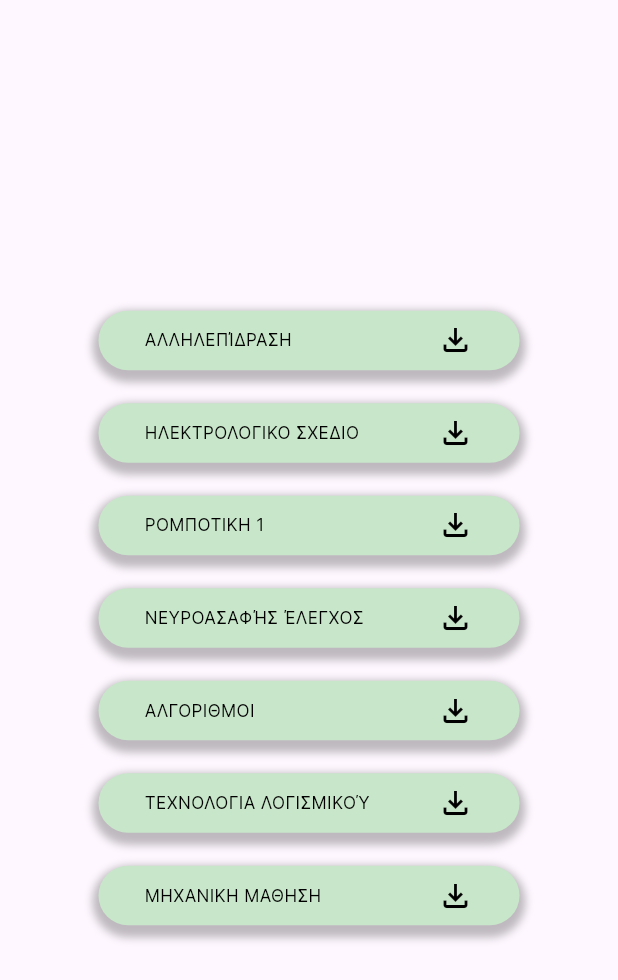
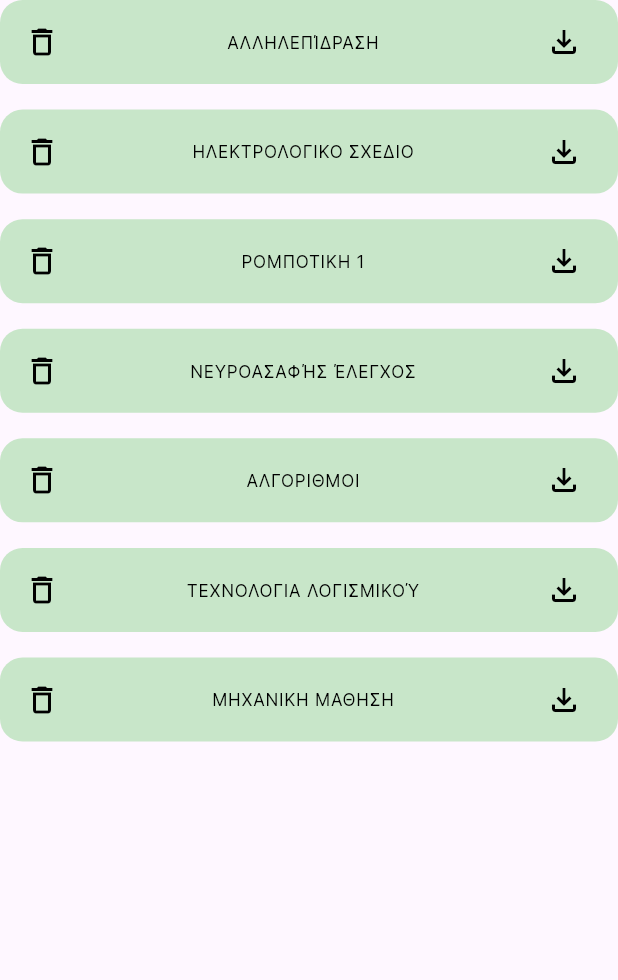
Before and after one commit to ElGreKost/Notable, a Flutter app: the FoldersListView widget shown alone on an empty page, opened directly, on a phone screen of 412 x 824 dp. Shown: the top 980 px of the screen. Run offline on Flutter 3.47's test engine with Material 3 defaults, Android fonts, the phone set to English and light mode, and no system bars; our stand-ins replace cached_network_image, camera, cloud_firestore, firebase_auth, firebase_core, flutter_breadcrumb and 3 more; missing offline and left inert: country_pickers, google_mlkit_text_recognition; accounts and stored records are empty.

Commit message:
changed the homescreen to fit the new look and made the widgets more modern and modularized the code

```diff
--- a/notable/lib/screens/homepage/widgets/folder_list.dart
+++ b/notable/lib/screens/homepage/widgets/folder_list.dart
@@ -4,56 +4,29 @@ import '../../../core/app_export.dart';
 class FoldersListView extends StatelessWidget {
   final List<String> folderNames;
 
-  const FoldersListView({
-    Key? key,
-    required this.folderNames,
-  }) : super(key: key);
+  const FoldersListView({Key? key, required this.folderNames}) : super(key: key);
 
   @override
   Widget build(BuildContext context) {
     return Expanded(
-      child: Center(
-        child: Padding(
-          padding: EdgeInsets.symmetric(horizontal: 32.h),
       child: ListView.separated(
         physics: const BouncingScrollPhysics(),
         shrinkWrap: true,
-            separatorBuilder: (context, index) => SizedBox(height: 31.v),
+        separatorBuilder: (context, index) => SizedBox(height: 24.v),
         itemCount: folderNames.length,
         itemBuilder: (context, index) {
-              return _FoldersItemWidget(folderNames[index]);
+          return foldersItemWidget(folderNames[index]);
         },
-          ),
-        ),
       ),
     );
   }
 
-  Widget _FoldersItemWidget(folderName) {
-    return Container(
-      padding: EdgeInsets.symmetric(
-        horizontal: 15.h,
-        vertical: 11.v,
-      ),
-      decoration: AppDecoration.outlineBlack.copyWith(
-        borderRadius: BorderRadiusStyle.roundedBorder14,
-      ),
-      child: Row(
-        mainAxisAlignment: MainAxisAlignment.spaceBetween,
-        children: [
-          Flexible(
-            child: Text(
-              folderName,
-              maxLines: 1,
-              overflow: TextOverflow.ellipsis, // Text overflow with ellipsis
-              style: theme.textTheme.bodyLarge,
-            ),
-          ),
-          SizedBox(width: 10.h), // You can adjust the spacing as needed
-          Icon(Icons.file_download_outlined, color: appTheme.black900),
-        ],
-      ),
+  Widget foldersItemWidget(folderName) => ListTile(
+        leading: Icon(Icons.delete_outline, color: appTheme.black900),
+        title: Center(
+            child: Text(folderName, style: theme.textTheme.bodyLarge, maxLines: 1, overflow: TextOverflow.ellipsis)),
+        trailing: Icon(Icons.file_download_outlined, color: appTheme.black900),
+        tileColor: theme.colorScheme.onPrimaryContainer,
+        shape: RoundedRectangleBorder(borderRadius: BorderRadius.circular(15)),
       );
 }
-
-}
--- /dev/null
+++ b/notable/lib/screens/homepage/widgets/header.dart
@@ -0,0 +1,6 @@
+import 'package:flutter/material.dart';
+import 'package:notable/core/app_export.dart';
+
+Widget userInfoHeader({required String name, required String imagePath}) => ListTile(
+    title: Text(name, maxLines: 2, overflow: TextOverflow.ellipsis, style: CustomTextStyles.titleMediumWhiteA700),
+    trailing: CustomImageView(imagePath: imagePath, height: 51.v, width: 54.h, radius: BorderRadius.circular(27.h)));
--- a/notable/lib/theme/custom_text_style.dart
+++ b/notable/lib/theme/custom_text_style.dart
@@ -43,7 +43,7 @@ class CustomTextStyles {
   static get titleSmallRobotoWhiteA700 =>
       theme.textTheme.titleSmall!.roboto.copyWith(
         color: appTheme.whiteA700,
-        fontSize: 14.fSize,
+        fontSize: 12.fSize,
         fontWeight: FontWeight.w500,
       );
 }
--- a/notable/pubspec.yaml
+++ b/notable/pubspec.yaml
@@ -43,7 +43,7 @@ dependencies:
 
   # Backend
   image_picker: ^1.0.7
-  google_ml_kit: ^0.16.3
+  google_mlkit_text_recognition: ^0.11.0
 dev_dependencies:
   flutter_test:
     sdk: flutter
```
Also changed, not shown: notable/lib/screens/camera/camera_screen.dart (+21 -21 lines), notable/lib/screens/homepage/homepage_screen.dart (+73 -91 lines), notable/lib/screens/homepage/widgets/breadcrumb.dart (+3 -5 lines), notable/lib/screens/homepage/widgets/user_info_menu.dart (deleted, +0 -86 lines), notable/pubspec.lock. Lines whose indentation alone changed are shown as unchanged.
